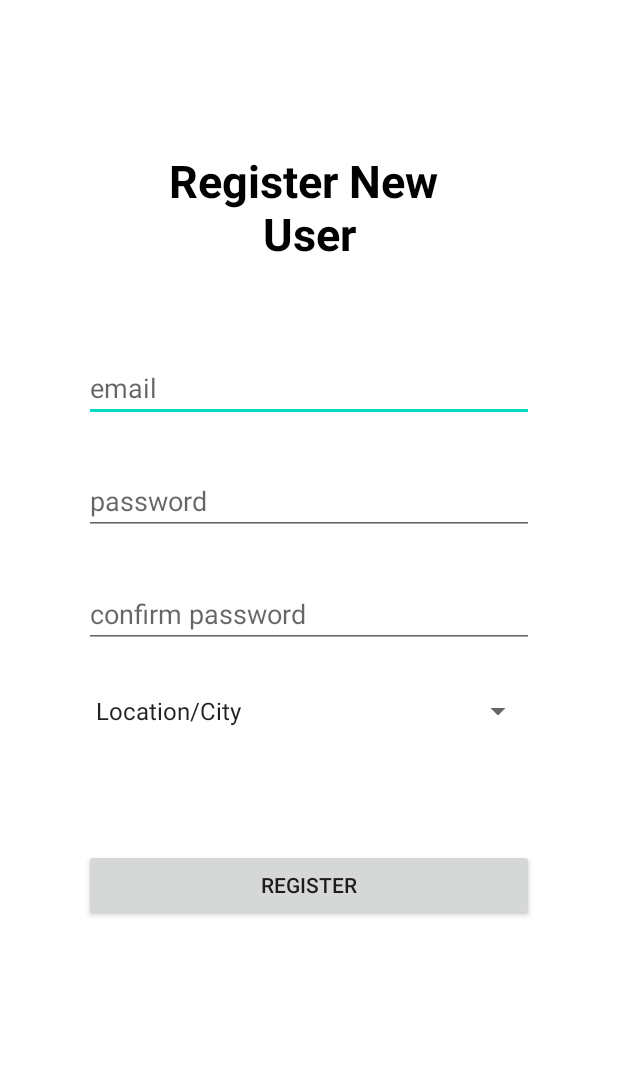
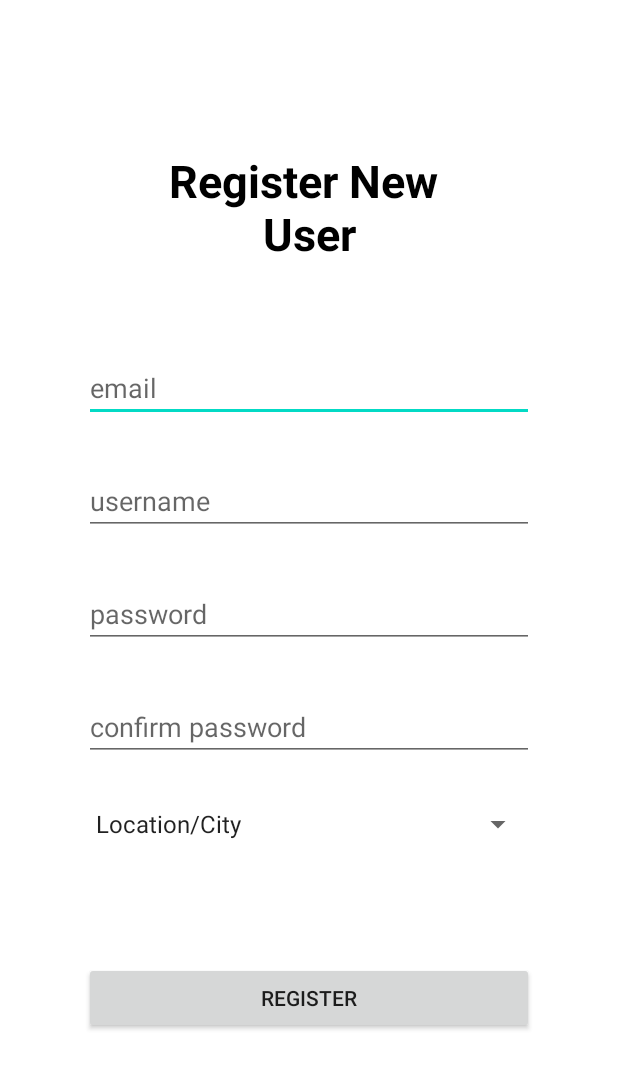
Before and after one commit to neallithic64/mobdeve-progplan, an Android app: the screen it shows after launch (UserRegActivity), after a tap on "REGISTER", on a phone screen of 412 x 824 dp. Shown: the top 1069 px of the screen. Run offline under Robolectric (Android 15) with nearby library versions, the phone set to English and light mode, and no system bars.

Commit message:
user registration and login completed

```diff
--- a/app/src/main/java/com/mobdeve/s17/lim/matthew/mobdeve_progplan/MainActivity.java
+++ b/app/src/main/java/com/mobdeve/s17/lim/matthew/mobdeve_progplan/MainActivity.java
@@ -36,6 +36,19 @@ public class MainActivity extends AppCompatActivity {
 		// getPrograms();
 //		postAdminReg("admin@gmail.com", "superAdmin", "admin");
 
+	}
+
+	@Override
+	protected void onResume() {
+		super.onResume();
+		binding.etPassword.setText("");
+		binding.etEmail.setText("");
+	}
+
+	@Override
+	protected void onPause() {
+		super.onPause();
+		bundle.clear();
 	}
 
 	private void initOnClick() {
@@ -94,10 +107,6 @@ public class MainActivity extends AppCompatActivity {
 		});
 	}
 
-	private void postCreateProgram() {
-		// Program newProg = new Program();
-	}
-
 	private void loginUser(String email, String password) {
 		Call<LoginResponse> call = apiClient.APIservice.postLogin(new User(email,"",password,""));
 		call.enqueue(new Callback<LoginResponse>() {
@@ -111,10 +120,23 @@ public class MainActivity extends AppCompatActivity {
 						if (response.body().getUserType() == 1) {
 							// user
 							bundle.putString("city", response.body().getEmail());
+							bundle.putString("userType","user");
+
+							Intent gotoViewProgs = new Intent(MainActivity.this, ViewProgsActivity.class);
+							gotoViewProgs.putExtras(bundle);
+							startActivity(gotoViewProgs);
+
+							Toast.makeText(MainActivity.this, "Logged in: " + response.body().getEmail(), Toast.LENGTH_LONG).show();
 							// intents
 						} else {
 							// admin
 							// intents
+							bundle.putString("userType","admin");
+
+							Intent goToUserReg = new Intent(MainActivity.this,UserRegActivity.class);
+							goToUserReg.putExtras(bundle);
+							startActivity(goToUserReg);
+
 							Toast.makeText(MainActivity.this, "Logged in: " + response.body().getEmail(), Toast.LENGTH_LONG).show();
 						}
 
@@ -130,4 +152,5 @@ public class MainActivity extends AppCompatActivity {
 			}
 		});
 	}
+
 }
--- a/app/src/main/java/com/mobdeve/s17/lim/matthew/mobdeve_progplan/models/APIClient.java
+++ b/app/src/main/java/com/mobdeve/s17/lim/matthew/mobdeve_progplan/models/APIClient.java
@@ -52,6 +52,9 @@ public class APIClient {
 		@POST("/api/progp/login")
 		Call<LoginResponse> postLogin(@Body User user);
 
+		@POST("/api/progp/userreg")
+		Call<ResponseBody> postUserReg(@Body User user);
+
 		@GET("/api/progp/progadd")
 		Call<ResponseBody> postCreateProgram(@Body Program program);
 
--- a/app/src/main/res/layout/activity_user_reg.xml
+++ b/app/src/main/res/layout/activity_user_reg.xml
@@ -34,13 +34,24 @@
 		/>
 
 	<EditText
+		android:id="@+id/et_username"
+		android:layout_width="300dp"
+		android:layout_height="wrap_content"
+		android:layout_marginTop="30dp"
+		android:hint="username"
+		app:layout_constraintTop_toBottomOf="@id/et_email"
+		app:layout_constraintLeft_toLeftOf="parent"
+		app:layout_constraintRight_toRightOf="parent"
+		/>
+
+	<EditText
 		android:id="@+id/et_password"
 		android:layout_width="300dp"
 		android:layout_height="wrap_content"
 		android:layout_marginTop="30dp"
 		android:hint="password"
 		android:inputType="textPassword"
-		app:layout_constraintTop_toBottomOf="@id/et_email"
+		app:layout_constraintTop_toBottomOf="@id/et_username"
 		app:layout_constraintLeft_toLeftOf="parent"
 		app:layout_constraintRight_toRightOf="parent"
 		/>
```
Also changed, not shown: app/src/main/java/com/mobdeve/s17/lim/matthew/mobdeve_progplan/UserRegActivity.java (+83 -5 lines).
